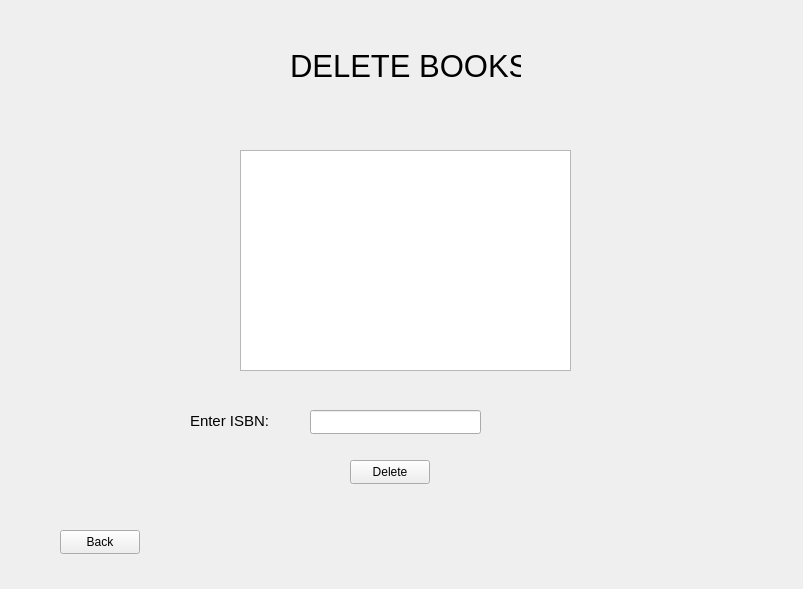
The window that Library-Management-System/deletebook.ui (danisensei/Library-Management-System) describes before a commit, drawn with Qt 5.
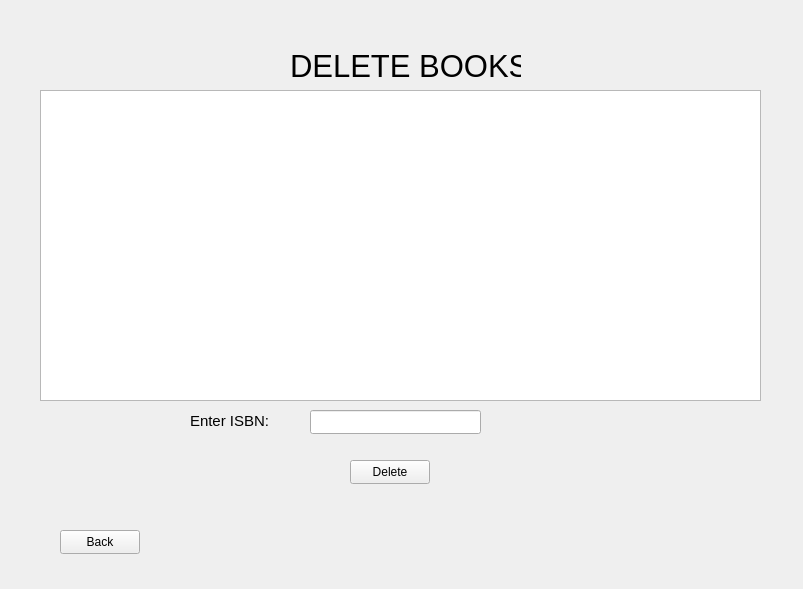
The same window after the commit.

Commit message:
Edited various table UI sizes and added practical data for books
- Working on searchbooks

What changed in the file:
```diff
--- a/Library-Management-System/deletebook.ui
+++ b/Library-Management-System/deletebook.ui
@@ -29,10 +29,10 @@
   <widget class="QTableView" name="Booktable">
    <property name="geometry">
     <rect>
-     <x>240</x>
-     <y>150</y>
-     <width>331</width>
-     <height>221</height>
+     <x>40</x>
+     <y>90</y>
+     <width>721</width>
+     <height>311</height>
     </rect>
    </property>
   </widget>
```
The commit also changes 5 other files.
